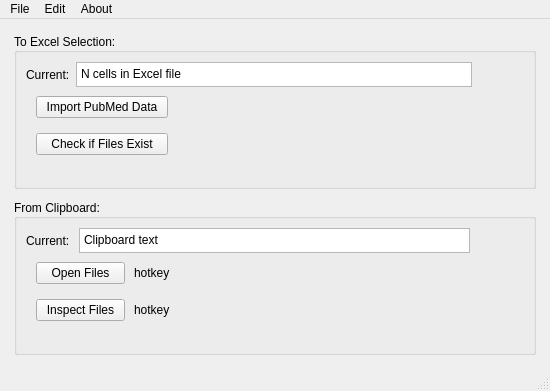
First picture: the form in ui/main.ui, repository crossing96/Pub-Xel, before the edit.
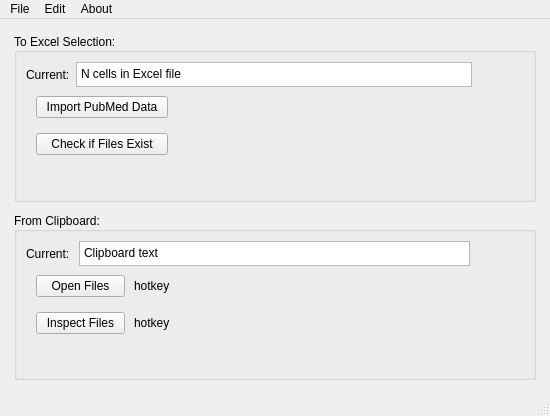
Second picture: the form after the edit.

What changed in the file:
```diff
--- a/ui/main.ui
+++ b/ui/main.ui
@@ -7,7 +7,7 @@
     <x>0</x>
     <y>0</y>
     <width>550</width>
-    <height>391</height>
+    <height>416</height>
    </rect>
   </property>
   <property name="windowTitle">
```
Left out of the diff: 8 changed lines with no effect on the pictures.
